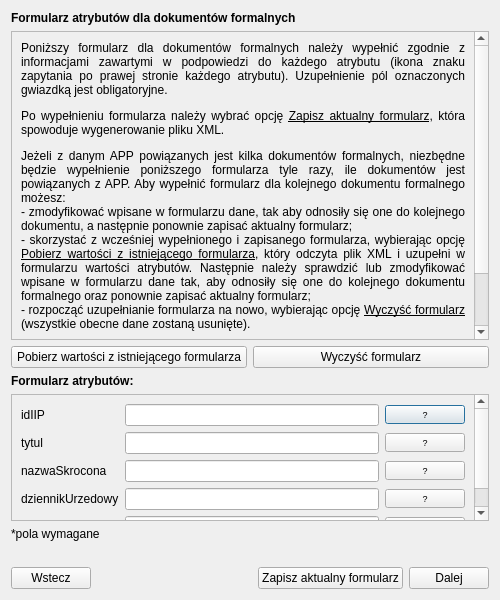
Above: modules/app/views/ui/formularz_dokumenty_dialog_base.ui from envirosolutionspl/wtyczka_qgis_app before the change. Below: the same form after it.
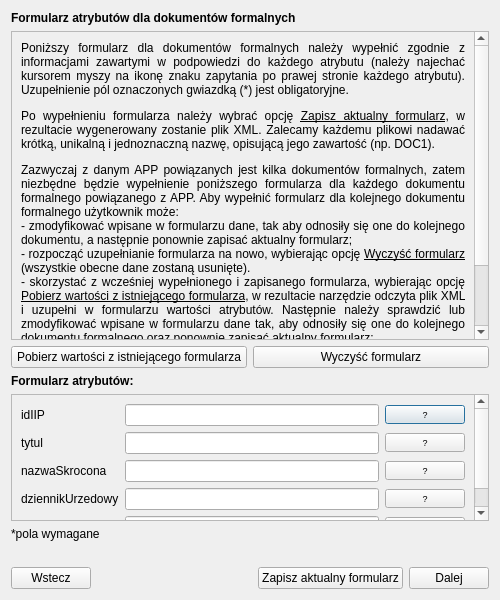
That is the form after the change.

Patch:
```diff
--- a/modules/app/views/ui/formularz_dokumenty_dialog_base.ui
+++ b/modules/app/views/ui/formularz_dokumenty_dialog_base.ui
@@ -64,7 +64,7 @@
             </font>
            </property>
            <property name="text">
-            <string>&lt;html&gt;&lt;head/&gt;&lt;body&gt;&lt;p&gt;Poniższy formularz dla dokumentów formalnych należy wypełnić zgodnie z informacjami zawartymi w podpowiedzi do każdego atrybutu (ikona znaku zapytania po prawej stronie każdego atrybutu). Uzupełnienie pól oznaczonych gwiazdką jest obligatoryjne. &lt;/p&gt;&lt;p&gt;Po wypełnieniu formularza należy wybrać opcję &lt;span style=&quot; text-decoration: underline;&quot;&gt;Zapisz aktualny formularz&lt;/span&gt;, która spowoduje wygenerowanie pliku XML. &lt;/p&gt;&lt;p&gt;Jeżeli z danym APP powiązanych jest kilka dokumentów formalnych, niezbędne będzie wypełnienie poniższego formularza tyle razy, ile dokumentów jest powiązanych z APP. Aby wypełnić formularz dla kolejnego dokumentu formalnego możesz: &lt;br/&gt;- zmodyfikować wpisane w formularzu dane, tak aby odnosiły się one do kolejnego dokumentu, a następnie ponownie zapisać aktualny formularz;&lt;br/&gt;- skorzystać z wcześniej wypełnionego i zapisanego formularza, wybierając opcję &lt;span style=&quot; text-decoration: underline;&quot;&gt;Pobierz wartości z istniejącego formularza&lt;/span&gt;, który odczyta plik XML i uzupełni w formularzu wartości atrybutów. Następnie należy sprawdzić lub zmodyfikować wpisane w formularzu dane tak, aby odnosiły się one do kolejnego dokumentu formalnego oraz ponownie zapisać aktualny formularz;&lt;br/&gt;- rozpocząć uzupełnianie formularza na nowo, wybierając opcję &lt;span style=&quot; text-decoration: underline;&quot;&gt;Wyczyść formularz&lt;/span&gt; (wszystkie obecne dane zostaną usunięte).&lt;br/&gt;&lt;/p&gt;&lt;p&gt;Należy pamiętać, że w końcowym kroku tego narzędzia, czyli w oknie &lt;span style=&quot; text-decoration: underline;&quot;&gt;Praca z APP (krok 6 z 6) Generowanie GML dla APP&lt;/span&gt; należy wgrać wszystkie &lt;span style=&quot; font-weight:600;&quot;&gt;(co najmniej jeden)&lt;/span&gt; formularze dla dokumentów formalnych.&lt;/p&gt;&lt;/body&gt;&lt;/html&gt;</string>
+            <string>&lt;html&gt;&lt;head/&gt;&lt;body&gt;&lt;p&gt;Poniższy formularz dla dokumentów formalnych należy wypełnić zgodnie z informacjami zawartymi w podpowiedzi do każdego atrybutu (należy najechać kursorem myszy na ikonę znaku zapytania po prawej stronie każdego atrybutu). Uzupełnienie pól oznaczonych gwiazdką (*) jest obligatoryjne. &lt;/p&gt;&lt;p&gt;Po wypełnieniu formularza należy wybrać opcję &lt;span style=&quot; text-decoration: underline;&quot;&gt;Zapisz aktualny formularz&lt;/span&gt;, w rezultacie wygenerowany zostanie plik XML. Zalecamy każdemu plikowi nadawać krótką, unikalną i jednoznaczną nazwę, opisującą jego zawartość (np. DOC1).&lt;/p&gt;&lt;p&gt;Zazwyczaj z danym APP powiązanych jest kilka dokumentów formalnych, zatem niezbędne będzie wypełnienie poniższego formularza dla każdego dokumentu formalnego powiązanego z APP. Aby wypełnić formularz dla kolejnego dokumentu formalnego użytkownik może: &lt;br/&gt;- zmodyfikować wpisane w formularzu dane, tak aby odnosiły się one do kolejnego dokumentu, a następnie ponownie zapisać aktualny formularz;&lt;br/&gt;- rozpocząć uzupełnianie formularza na nowo, wybierając opcję &lt;span style=&quot; text-decoration: underline;&quot;&gt;Wyczyść formularz&lt;/span&gt; (wszystkie obecne dane zostaną usunięte).&lt;br/&gt;- skorzystać z wcześniej wypełnionego i zapisanego formularza, wybierając opcję &lt;span style=&quot; text-decoration: underline;&quot;&gt;Pobierz wartości z istniejącego formularza&lt;/span&gt;, w rezultacie narzędzie odczyta plik XML i uzupełni w formularzu wartości atrybutów. Następnie należy sprawdzić lub zmodyfikować wpisane w formularzu dane tak, aby odnosiły się one do kolejnego dokumentu formalnego oraz ponownie zapisać aktualny formularz;&lt;br/&gt;&lt;/p&gt;&lt;p&gt;Należy pamiętać, że w końcowym kroku tego narzędzia, czyli w oknie &lt;span style=&quot; text-decoration: underline;&quot;&gt;Praca z APP (krok 6 z 6) Generowanie GML dla APP&lt;/span&gt; należy wgrać wszystkie &lt;span style=&quot; font-weight:600;&quot;&gt;(co najmniej jeden)&lt;/span&gt; formularze dla dokumentów formalnych danego APP.&lt;/p&gt;&lt;/body&gt;&lt;/html&gt;</string>
            </property>
            <property name="alignment">
             <set>Qt::AlignJustify|Qt::AlignVCenter</set>
```
